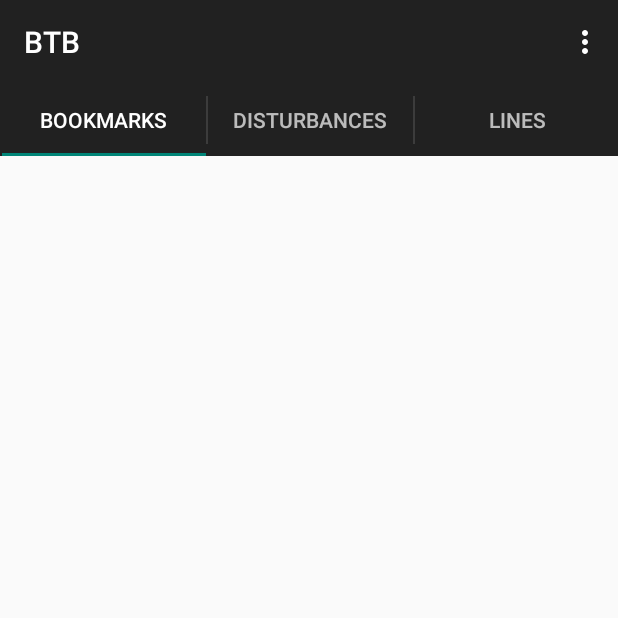
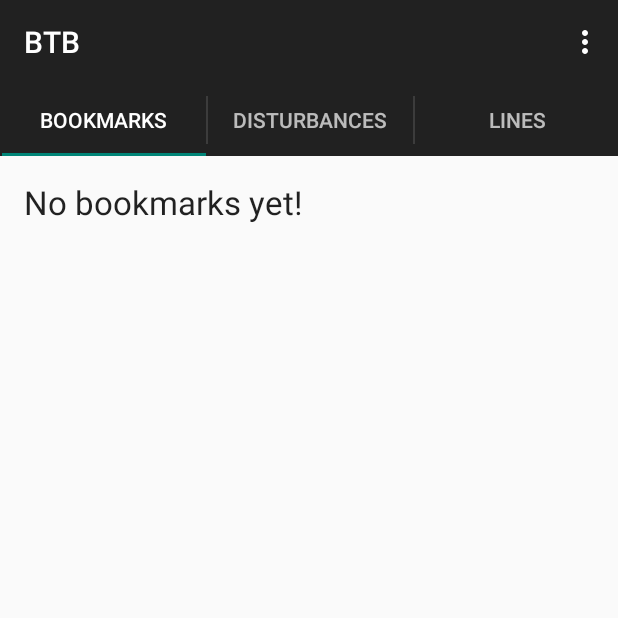
Before and after one commit to tete2soja/BTB, an Android app: the screen it shows after launch (MainActivity), on a phone screen of 412 x 824 dp, the top half of it. Run offline under Robolectric (Android 15) with nearby library versions, the phone set to English and light mode, and no system bars.

Commit message:
Add message for no bookmark in fragment

```diff
--- a/app/src/main/java/com/example/darkitty/btb/Fragment_bookmark.java
+++ b/app/src/main/java/com/example/darkitty/btb/Fragment_bookmark.java
@@ -7,6 +7,7 @@ import android.view.View;
 import android.view.ViewGroup;
 import android.widget.ArrayAdapter;
 import android.widget.ListView;
+import android.widget.TextView;
 
 import org.json.JSONArray;
 import org.json.JSONObject;
@@ -96,6 +97,10 @@ public class Fragment_bookmark extends Fragment {
             listView.setAdapter(adapter);
 
         } catch (Exception e) {
+            ListView listView = (ListView) rootView.findViewById(R.id.listLinesB);
+            listView.setVisibility(View.INVISIBLE);
+            TextView text = (TextView) rootView.findViewById(R.id.textB);
+            text.setVisibility(View.VISIBLE);
             e.printStackTrace();
         }
 
--- a/app/src/main/res/layout/fragment_bookmark.xml
+++ b/app/src/main/res/layout/fragment_bookmark.xml
@@ -13,4 +13,15 @@
             android:id="@+id/listLinesB"
             android:layout_alignParentLeft="true"
             android:layout_alignParentStart="true"/>
+
+    <TextView
+        android:layout_width="wrap_content"
+        android:layout_height="wrap_content"
+        android:textAppearance="?android:attr/textAppearanceLarge"
+        android:text="No bookmarks yet!"
+        android:id="@+id/textB"
+        android:layout_alignTop="@+id/listLinesB"
+        android:layout_alignParentLeft="true"
+        android:layout_alignParentStart="true"
+        android:visibility="invisible"/>
 </RelativeLayout>
```
